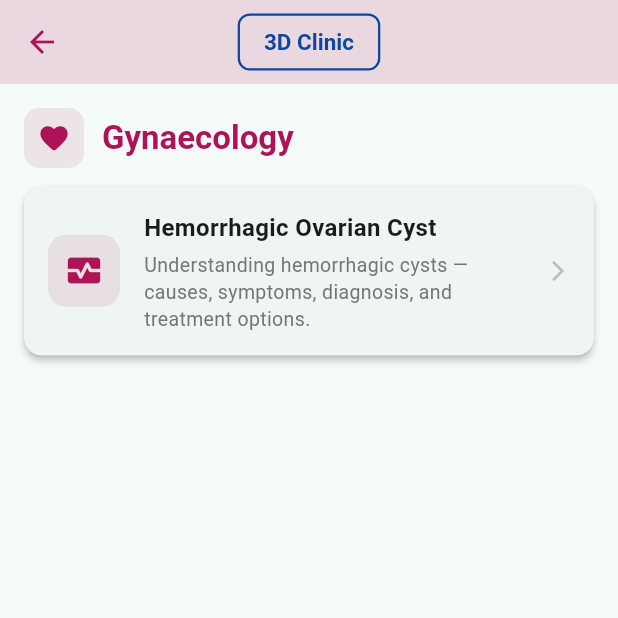
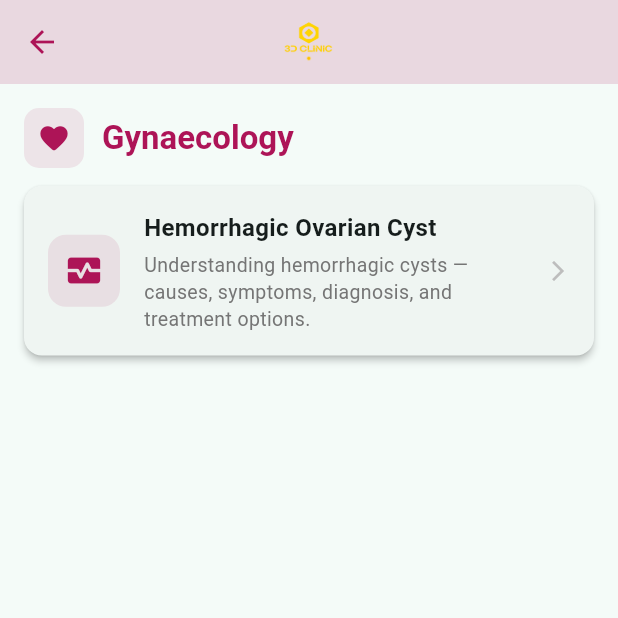
Before and after one commit to bharathreddyh/iha_clinic, a Flutter app: the screen it shows after launch, after a tap on "Log In", after a tap on "Education Modules", on a phone screen of 412 x 824 dp, the top half of it. Run offline on Flutter 3.47's test engine with Material 3 defaults, Android fonts, the phone set to English and light mode, and no system bars; our stand-ins replace cloud_firestore, firebase_core; missing offline and left inert: dart:html, dart:ui_web; accounts and stored records are empty; network calls fail.

Commit message:
Replace 3D Clinic text with logo.png in app bar and login screen
https://claude.ai/code/session_01PugChWFR49oybu54CLwyCR

```diff
--- a/lib/core/widgets/hospital_app_bar.dart
+++ b/lib/core/widgets/hospital_app_bar.dart
@@ -17,23 +17,10 @@ AppBar hospitalAppBar(
         '/',
         (route) => false,
       ),
-      child: Container(
-        padding: const EdgeInsets.symmetric(horizontal: 16, vertical: 8),
-        decoration: BoxDecoration(
-          border: Border.all(
-            color: const Color(0xFF0D47A1),
-            width: 1.5,
-          ),
-          borderRadius: BorderRadius.circular(8),
-        ),
-        child: const Text(
-          '3D Clinic',
-          style: TextStyle(
-            fontSize: 15,
-            fontWeight: FontWeight.w600,
-            color: Color(0xFF0D47A1),
-          ),
-        ),
+      child: Image.asset(
+        'assets/images/mainpage/logo.png',
+        height: 40,
+        fit: BoxFit.contain,
       ),
     ),
     backgroundColor: backgroundColor,
--- a/lib/screens/login_screen.dart
+++ b/lib/screens/login_screen.dart
@@ -256,61 +256,11 @@ class _LoginScreenState extends State<LoginScreen>
       mainAxisAlignment: MainAxisAlignment.center,
       crossAxisAlignment: CrossAxisAlignment.center,
       children: [
-        // "3D" with glow effect
-        ShaderMask(
-          shaderCallback: (bounds) => const LinearGradient(
-            colors: [Color(0xFF4FC3F7), Color(0xFFE1F5FE), Color(0xFF4FC3F7)],
-            stops: [0.0, 0.5, 1.0],
-          ).createShader(bounds),
-          child: Text(
-            '3D',
-            style: TextStyle(
-              fontSize: isWide ? 80 : 64,
-              fontWeight: FontWeight.w900,
-              color: Colors.white,
-              letterSpacing: 6,
-              height: 1,
-            ),
-          ),
-        ),
-
-        // "CLINIC" with wide letter spacing
-        Text(
-          'CLINIC',
-          style: TextStyle(
-            fontSize: isWide ? 44 : 36,
-            fontWeight: FontWeight.w300,
-            color: Colors.white,
-            letterSpacing: isWide ? 18 : 14,
-            height: 1.1,
-          ),
-        ),
-        const SizedBox(height: 16),
-
-        // Decorative line
-        Container(
-          width: isWide ? 80 : 60,
-          height: 3,
-          decoration: BoxDecoration(
-            borderRadius: BorderRadius.circular(2),
-            gradient: const LinearGradient(
-              colors: [Color(0xFF4FC3F7), Color(0xFF0288D1)],
-            ),
-          ),
-        ),
-        const SizedBox(height: 16),
-
-        // Description
-        Text(
-          'Transforming how clinics deliver care',
-          style: TextStyle(
-            fontSize: isWide ? 15 : 14,
-            color: Colors.white.withValues(alpha: 0.7),
-            fontStyle: FontStyle.italic,
-            letterSpacing: 0.5,
-            height: 1.5,
-          ),
-          textAlign: TextAlign.center,
+        // Logo image
+        Image.asset(
+          'assets/images/mainpage/logo.png',
+          width: isWide ? 280 : 220,
+          fit: BoxFit.contain,
         ),
       ],
     );
--- a/pubspec.yaml
+++ b/pubspec.yaml
@@ -65,6 +65,7 @@ flutter:
     - assets/images/ovary/hemorrhagic/
     - assets/images/main_background.jpg
     - assets/images/patil_hospital/
+    - assets/images/mainpage/logo.png
 
   # An image asset can refer to one or more resolution-specific "variants", see
   # https://flutter.dev/to/resolution-aware-images
```
